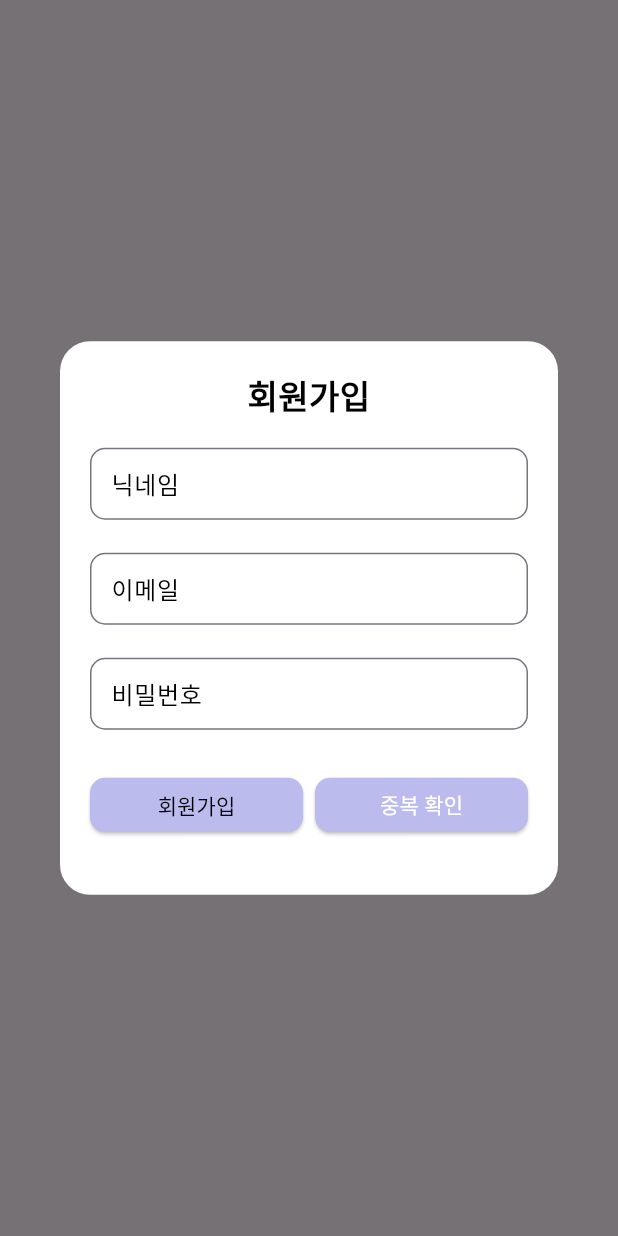
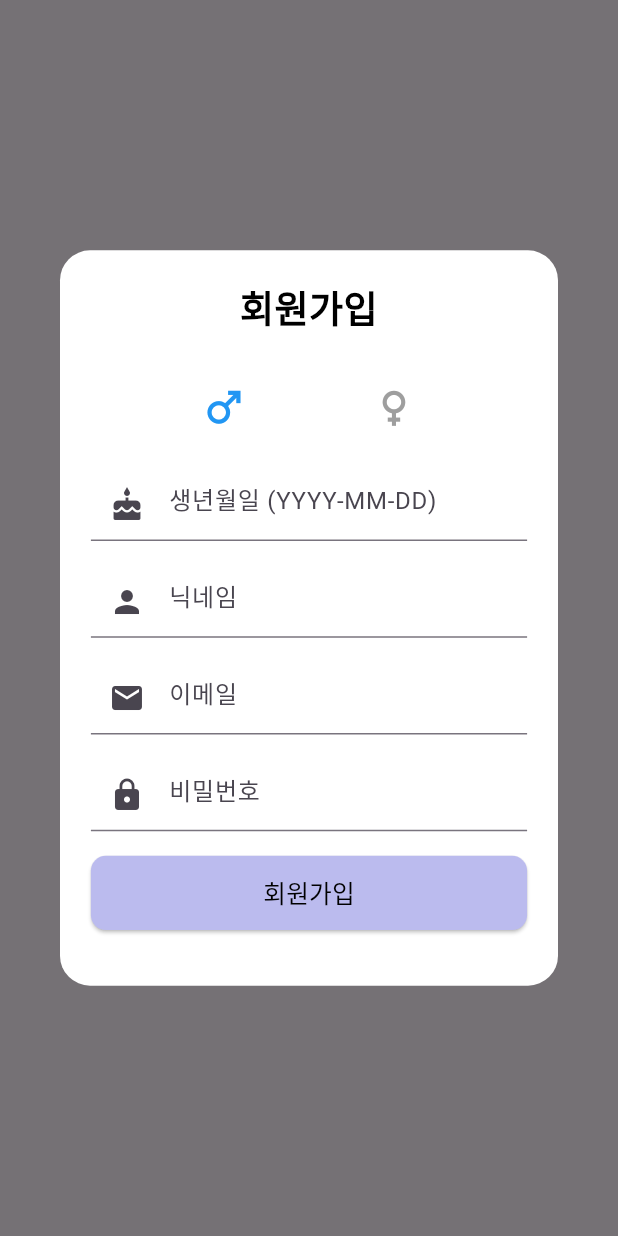
Before and after one commit to 2024-Match-up/matchup, a Flutter app: what showSignUpModal() shows on an empty page, opened directly, on a phone screen of 412 x 824 dp. Run offline on Flutter 3.47's test engine with Material 3 defaults, Android fonts, the phone set to English and light mode, and no system bars; our stand-ins replace camera, fl_chart, font_awesome_flutter, table_calendar.

Commit message:
feat: 유저 페이지 연동

```diff
--- a/frontend/lib/screens/login/sign_up_modal.dart
+++ b/frontend/lib/screens/login/sign_up_modal.dart
@@ -1,115 +1,146 @@
 import 'package:flutter/material.dart';
+import '/services/api_client.dart'; // API 클라이언트를 불러오는 경로를 확인하세요.
 
 void showSignUpModal(BuildContext context) {
+  var screenWidth = MediaQuery.of(context).size.width;
+  var screenHeight = MediaQuery.of(context).size.height;
+
+  // TextEditingController 인스턴스를 생성합니다.
+  final TextEditingController _emailController = TextEditingController();
+  final TextEditingController _passwordController = TextEditingController();
+  final TextEditingController _nicknameController = TextEditingController();
+  final TextEditingController _birthController = TextEditingController();
+  final ApiClient _apiClient = ApiClient(); // API 클라이언트 인스턴스 생성
+
   showDialog(
     context: context,
     builder: (BuildContext context) {
+      String _selectedGender = "Male"; // 성별 기본값
+      return StatefulBuilder( // StatefulBuilder를 사용하여 내부 상태를 관리
+        builder: (BuildContext context, StateSetter setState) {
+          void _signup() async {
+            try {
+              DateTime birthDate;
+              try {
+                birthDate = DateTime.parse(_birthController.text); // 생일 문자열을 DateTime 객체로 변환
+              } catch (e) {
+                ScaffoldMessenger.of(context).showSnackBar(SnackBar(content: Text("생일 형식이 잘못되었습니다.")));
+                return;
+              }
+
+              await _apiClient.signup(
+                _emailController.text,
+                _passwordController.text,
+                _nicknameController.text,
+                birthDate,
+                _selectedGender
+              );
+              Navigator.pop(context); // 성공 시 모달 닫기
+              ScaffoldMessenger.of(context).showSnackBar(SnackBar(content: Text("회원가입 성공")));
+            } catch (e) {
+              ScaffoldMessenger.of(context).showSnackBar(SnackBar(content: Text("회원가입 실패: $e")));
+            }
+          }
+
           return Dialog(
             backgroundColor: Colors.white,
             shape: RoundedRectangleBorder(
               borderRadius: BorderRadius.circular(20.0),
             ),
             child: Padding(
-          padding: EdgeInsets.all(20),
+              padding: EdgeInsets.all(screenWidth * 0.05),
               child: Column(
                 mainAxisSize: MainAxisSize.min,
                 children: <Widget>[
                   Text(
                     '회원가입',
-                style: TextStyle(fontSize: 22, fontWeight: FontWeight.bold, color: Colors.black), // Text color set to black
+                    style: TextStyle(
+                      fontSize: screenWidth * 0.06,
+                      fontWeight: FontWeight.bold,
+                      color: Colors.black
+                    ),
                     textAlign: TextAlign.center,
                   ),
-              SizedBox(height: 20),
-              buildTextField('닉네임'),
-              SizedBox(height: 20),
-              buildTextField('이메일'),
-              SizedBox(height: 20),
-              buildTextField('비밀번호', isPassword: true),
-              SizedBox(height: 24),
+                  SizedBox(height: screenHeight * 0.03),
                   Row(
+                    mainAxisAlignment: MainAxisAlignment.spaceEvenly,
                     children: [
-                  Expanded(
-                    child: ElevatedButton(
+                      IconButton(
+                        icon: Icon(Icons.male),
+                        iconSize: screenWidth * 0.08,
+                        color: _selectedGender == 'Male' ? Colors.blue : Colors.grey,
                         onPressed: () {
-                        // 회원가입 로직 처리
+                          setState(() {
+                            _selectedGender = "Male";
+                          });
                         },
-                      child: Text('회원가입'),
+                      ),
+                      IconButton(
+                        icon: Icon(Icons.female),
+                        iconSize: screenWidth * 0.08,
+                        color: _selectedGender == 'Female' ? Colors.pink : Colors.grey,
+                        onPressed: () {
+                          setState(() {
+                            _selectedGender = "Female";
+                          });
+                        },
+                      ),
+                    ],
+                  ),
+                  SizedBox(height: screenHeight * 0.02),
+                  TextFormField(
+                    controller: _birthController,
+                    decoration: InputDecoration(
+                      hintText: '생년월일 (YYYY-MM-DD)',
+                      prefixIcon: Icon(Icons.cake),
+                    ),
+                  ),
+                  SizedBox(height: screenHeight * 0.02),
+                  TextFormField(
+                    controller: _nicknameController,
+                    decoration: InputDecoration(
+                      hintText: '닉네임',
+                      prefixIcon: Icon(Icons.person),
+                    ),
+                  ),
+                  SizedBox(height: screenHeight * 0.02),
+                  TextFormField(
+                    controller: _emailController,
+                    decoration: InputDecoration(
+                      hintText: '이메일',
+                      prefixIcon: Icon(Icons.mail),
+                    ),
+                  ),
+                  SizedBox(height: screenHeight * 0.02),
+                  TextFormField(
+                    controller: _passwordController,
+                    decoration: InputDecoration(
+                      hintText: '비밀번호',
+                      prefixIcon: Icon(Icons.lock),
+                    ),
+                    obscureText: true,
+                  ),
+                  SizedBox(height: screenHeight * 0.02),
+                  ElevatedButton(
+                    onPressed: _signup,
+                    child: Text('회원가입', style: TextStyle(fontSize: screenHeight * 0.02)),
                     style: ElevatedButton.styleFrom(
                       backgroundColor: Color(0xFFBBBBEE),
                       foregroundColor: Colors.black,
-                        minimumSize: Size(0, 36),
+                      minimumSize: Size(screenWidth, screenHeight * 0.06),
                       shape: RoundedRectangleBorder(
                         borderRadius: BorderRadius.circular(10.0),
                       ),
-                        padding: EdgeInsets.symmetric(horizontal: 16),
+                      padding: EdgeInsets.symmetric(horizontal: screenWidth * 0.04),
                     ),
                   ),
-                  ),
-                  SizedBox(width: 8),
-                  Expanded(
-                    child: ElevatedButton(
-                      onPressed: () {
-                        // 이메일 중복 확인 로직 처리
-                      },
-                      child: Text('중복 확인'),
-                      style: ElevatedButton.styleFrom(
-                        backgroundColor: Color(0xFFBBBBEE),
-                        foregroundColor: Colors.white,
-                        minimumSize: Size(0, 36),
-                        shape: RoundedRectangleBorder(
-                          borderRadius: BorderRadius.circular(10.0),
-                        ),
-                        padding: EdgeInsets.symmetric(horizontal: 16),
-                      ),
-                    ),
-                  ),
-                ],
-              ),
-              SizedBox(height: 16),
+                  SizedBox(height: screenHeight * 0.02),
                 ],
               ),
             ),
           );
+        }
+      );
     },
   );
 }
-
-Widget buildTextField(String hintText, {bool isPassword = false}) {
-  return Container(
-    height: 50,
-    child: TextField(
-      obscureText: isPassword,
-      textAlignVertical: TextAlignVertical.center,
-      decoration: InputDecoration(
-        hintText: hintText,
-        hintStyle: TextStyle(color: Colors.black),
-        contentPadding: EdgeInsets.symmetric(horizontal: 10.0),
-        border: OutlineInputBorder(
-          borderRadius: BorderRadius.circular(10.0),
-        ),
-      ),
-    ),
-  );
-}
-
-class IconLabel extends StatelessWidget {
-  final IconData icon;
-  final String label;
-
-  const IconLabel({
-    Key? key,
-    required this.icon,
-    required this.label,
-  }) : super(key: key);
-
-  @override
-  Widget build(BuildContext context) {
-    return Column(
-      children: <Widget>[
-        Icon(icon, size: 48),
-        SizedBox(height: 8),
-        Text(label, style: TextStyle(color: Colors.black)),
-      ],
-    );
-  }
-}
--- a/frontend/pubspec.yaml
+++ b/frontend/pubspec.yaml
@@ -36,7 +36,7 @@ dependencies:
   path: ^1.7.0
   fl_chart: ^0.67.0
   font_awesome_flutter: ^10.7.0
-
+  http: ^1.2.1
 
   # The following adds the Cupertino Icons font to your application.
   # Use with the CupertinoIcons class for iOS style icons.
```
Also changed, not shown: frontend/lib/screens/login/login_screen.dart (+28 -15 lines), frontend/lib/screens/login/mypage_modal.dart (+17 -88 lines), frontend/lib/services/api_client.dart (added, +96 -0 lines), 1 other file. Lines whose indentation alone changed are shown as unchanged.
